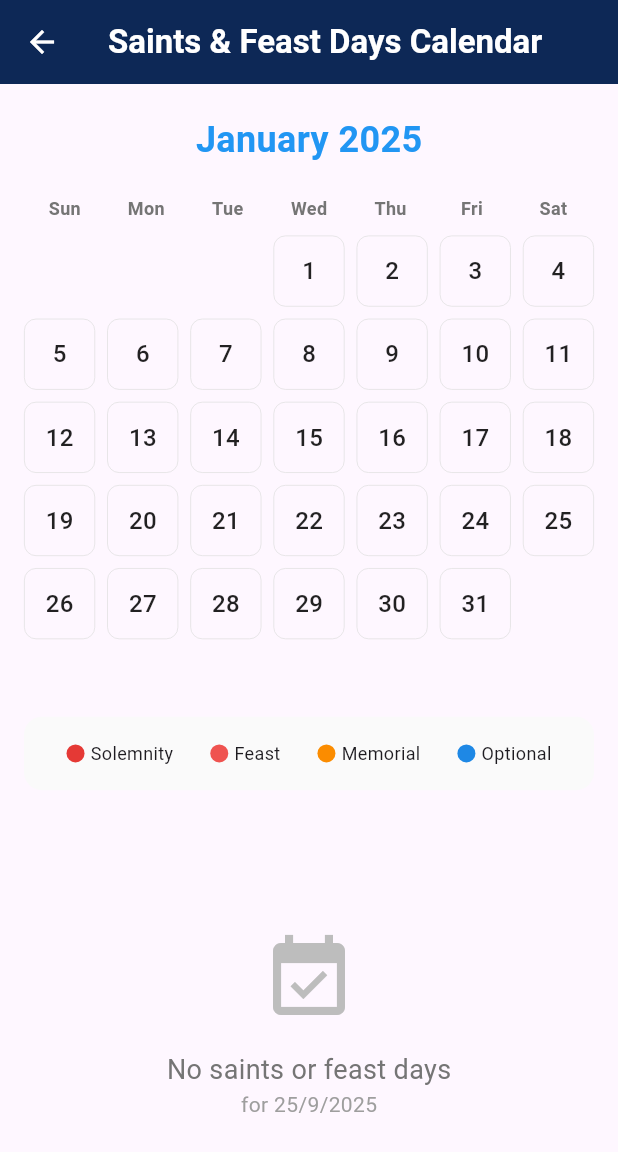
After one commit to joe2sure/Faith-App, a Flutter app: the SaintsCalendarScreen screen opened directly, on a phone screen of 412 x 824 dp. The commit adds this screen. Shown: the top 1152 px of the screen. Run offline on Flutter 3.47's test engine with Material 3 defaults, Android fonts, the phone set to English and light mode, and no system bars; our stand-ins replace carousel_slider, font_awesome_flutter, glass; network calls fail.

Commit message:
fix: faith dashboard screens && ui

```diff
--- /dev/null
+++ b/lib/screens/ui/faith/dashboard_view_all/saint_feast_calender_screen.dart
@@ -0,0 +1,390 @@
+import 'package:flutter/material.dart';
+import 'package:church_app/common/constants.dart';
+import 'package:church_app/screens/ui/faith/dashboard_detail/dashboard_read_biography.dart';
+
+class SaintsCalendarScreen extends StatefulWidget {
+  const SaintsCalendarScreen({super.key});
+
+  @override
+  State<SaintsCalendarScreen> createState() => _SaintsCalendarScreenState();
+}
+
+class _SaintsCalendarScreenState extends State<SaintsCalendarScreen> {
+  DateTime selectedDate = DateTime.now();
+  DateTime focusedDay = DateTime.now();
+  PageController pageController = PageController();
+  int currentMonthIndex = DateTime.now().month - 1;
+
+  final List<String> months = [
+    'January', 'February', 'March', 'April', 'May', 'June',
+    'July', 'August', 'September', 'October', 'November', 'December'
+  ];
+
+  // Sample saints data - in a real app, this would come from a database
+  final Map<String, List<Map<String, String>>> saintsData = {
+    '2024-01-01': [
+      {'name': 'Mary, Mother of God', 'type': 'Solemnity', 'color': 'red'}
+    ],
+    '2024-01-03': [
+      {'name': 'Most Holy Name of Jesus', 'type': 'Optional Memorial', 'color': 'blue'}
+    ],
+    '2024-08-09': [
+      {'name': 'St. Teresa Benedicta', 'type': 'Memorial', 'color': 'orange'}
+    ],
+    '2024-08-10': [
+      {'name': 'St. Lawrence', 'type': 'Feast', 'color': 'red'}
+    ],
+    '2024-08-15': [
+      {'name': 'Assumption of the Blessed Virgin Mary', 'type': 'Solemnity', 'color': 'red'}
+    ],
+    '2024-12-25': [
+      {'name': 'Nativity of the Lord', 'type': 'Solemnity', 'color': 'red'}
+    ],
+  };
+
+  Color getColorForType(String type) {
+    switch (type.toLowerCase()) {
+      case 'solemnity':
+        return Colors.red.shade600;
+      case 'feast':
+        return Colors.red.shade400;
+      case 'memorial':
+        return Colors.orange.shade600;
+      case 'optional memorial':
+        return Colors.blue.shade600;
+      default:
+        return Colors.grey.shade600;
+    }
+  }
+
+  List<Map<String, String>> getSaintsForDate(DateTime date) {
+    final dateKey = '${date.year}-${date.month.toString().padLeft(2, '0')}-${date.day.toString().padLeft(2, '0')}';
+    return saintsData[dateKey] ?? [];
+  }
+
+  Widget buildCalendarGrid(int monthIndex) {
+    final year = DateTime.now().year;
+    final month = monthIndex + 1;
+    final firstDayOfMonth = DateTime(year, month, 1);
+    final lastDayOfMonth = DateTime(year, month + 1, 0);
+    final firstWeekday = firstDayOfMonth.weekday;
+    final daysInMonth = lastDayOfMonth.day;
+
+    return Column(
+      children: [
+        // Month header
+        Padding(
+          padding: const EdgeInsets.symmetric(vertical: 20, horizontal: 16),
+          child: Text(
+            '${months[monthIndex]} $year',
+            style: const TextStyle(
+              fontSize: 24,
+              fontWeight: FontWeight.bold,
+              color: Colors.blue,
+            ),
+          ),
+        ),
+
+        // Days of week header
+        Padding(
+          padding: const EdgeInsets.symmetric(horizontal: 16),
+          child: Row(
+            children: ['Sun', 'Mon', 'Tue', 'Wed', 'Thu', 'Fri', 'Sat']
+                .map((day) => Expanded(
+                      child: Center(
+                        child: Text(
+                          day,
+                          style: TextStyle(
+                            fontWeight: FontWeight.w600,
+                            color: Colors.grey.shade600,
+                            fontSize: 12,
+                          ),
+                        ),
+                      ),
+                    ))
+                .toList(),
+          ),
+        ),
+
+        const SizedBox(height: 10),
+
+        // Calendar grid
+        Padding(
+          padding: const EdgeInsets.symmetric(horizontal: 16),
+          child: GridView.builder(
+            shrinkWrap: true,
+            physics: const NeverScrollableScrollPhysics(),
+            gridDelegate: const SliverGridDelegateWithFixedCrossAxisCount(
+              crossAxisCount: 7,
+              childAspectRatio: 1,
+              mainAxisSpacing: 8,
+              crossAxisSpacing: 8,
+            ),
+            itemCount: 42, // 6 weeks × 7 days
+            itemBuilder: (context, index) {
+              final dayOffset = index - (firstWeekday % 7);
+              final day = dayOffset + 1;
+
+              if (day < 1 || day > daysInMonth) {
+                return Container(); // Empty cell
+              }
+
+              final currentDate = DateTime(year, month, day);
+              final saints = getSaintsForDate(currentDate);
+              final isToday = currentDate.day == DateTime.now().day &&
+                             currentDate.month == DateTime.now().month &&
+                             currentDate.year == DateTime.now().year;
+              final isSelected = currentDate.day == selectedDate.day &&
+                               currentDate.month == selectedDate.month &&
+                               currentDate.year == selectedDate.year;
+
+              return GestureDetector(
+                onTap: () {
+                  setState(() {
+                    selectedDate = currentDate;
+                  });
+                },
+                child: Container(
+                  decoration: BoxDecoration(
+                    color: isSelected
+                        ? Colors.blue.shade100
+                        : saints.isNotEmpty
+                            ? getColorForType(saints.first['type']!).withOpacity(0.1)
+                            : Colors.transparent,
+                    border: isToday
+                        ? Border.all(color: Colors.blue, width: 2)
+                        : saints.isNotEmpty
+                            ? Border.all(color: getColorForType(saints.first['type']!), width: 1)
+                            : Border.all(color: Colors.grey.shade300, width: 0.5),
+                    borderRadius: BorderRadius.circular(8),
+                  ),
+                  child: Column(
+                    mainAxisAlignment: MainAxisAlignment.center,
+                    children: [
+                      Text(
+                        day.toString(),
+                        style: TextStyle(
+                          fontWeight: isToday ? FontWeight.bold : FontWeight.w500,
+                          color: saints.isNotEmpty
+                              ? getColorForType(saints.first['type']!)
+                              : Colors.black87,
+                          fontSize: 16,
+                        ),
+                      ),
+                      if (saints.isNotEmpty)
+                        Container(
+                          width: 4,
+                          height: 4,
+                          margin: const EdgeInsets.only(top: 2),
+                          decoration: BoxDecoration(
+                            color: getColorForType(saints.first['type']!),
+                            shape: BoxShape.circle,
+                          ),
+                        ),
+                    ],
+                  ),
+                ),
+              );
+            },
+          ),
+        ),
+      ],
+    );
+  }
+
+  @override
+  Widget build(BuildContext context) {
+    final selectedSaints = getSaintsForDate(selectedDate);
+
+    return Scaffold(
+      appBar: const AppTopBar(
+        title: 'Saints & Feast Days Calendar',
+        showBackButton: true,
+      ),
+      body: Column(
+        children: [
+          // Calendar section
+          Expanded(
+            flex: 3,
+            child: PageView.builder(
+              controller: pageController,
+              onPageChanged: (index) {
+                setState(() {
+                  currentMonthIndex = index;
+                });
+              },
+              itemCount: 12,
+              itemBuilder: (context, index) {
+                return SingleChildScrollView(
+                  child: buildCalendarGrid(index),
+                );
+              },
+            ),
+          ),
+
+          // Legend
+          Container(
+            padding: const EdgeInsets.all(16),
+            margin: const EdgeInsets.symmetric(horizontal: 16),
+            decoration: BoxDecoration(
+              color: Colors.grey.shade50,
+              borderRadius: BorderRadius.circular(12),
+            ),
+            child: Row(
+              mainAxisAlignment: MainAxisAlignment.spaceAround,
+              children: [
+                _buildLegendItem('Solemnity', Colors.red.shade600),
+                _buildLegendItem('Feast', Colors.red.shade400),
+                _buildLegendItem('Memorial', Colors.orange.shade600),
+                _buildLegendItem('Optional', Colors.blue.shade600),
+              ],
+            ),
+          ),
+
+          const SizedBox(height: 16),
+
+          // Selected date details
+          Expanded(
+            flex: 2,
+            child: Container(
+              width: double.infinity,
+              padding: const EdgeInsets.all(16),
+              child: selectedSaints.isNotEmpty
+                  ? Column(
+                      crossAxisAlignment: CrossAxisAlignment.start,
+                      children: [
+                        Text(
+                          'Selected Date: ${selectedDate.day}/${selectedDate.month}/${selectedDate.year}',
+                          style: const TextStyle(
+                            fontSize: 16,
+                            fontWeight: FontWeight.w600,
+                            color: Colors.blue,
+                          ),
+                        ),
+                        const SizedBox(height: 16),
+                        Expanded(
+                          child: ListView.builder(
+                            itemCount: selectedSaints.length,
+                            itemBuilder: (context, index) {
+                              final saint = selectedSaints[index];
+                              return Card(
+                                margin: const EdgeInsets.only(bottom: 12),
+                                elevation: 2,
+                                shape: RoundedRectangleBorder(
+                                  borderRadius: BorderRadius.circular(12),
+                                ),
+                                child: ListTile(
+                                  leading: Container(
+                                    width: 50,
+                                    height: 50,
+                                    decoration: BoxDecoration(
+                                      color: getColorForType(saint['type']!).withOpacity(0.1),
+                                      borderRadius: BorderRadius.circular(25),
+                                    ),
+                                    child: Icon(
+                                      Icons.person,
+                                      color: getColorForType(saint['type']!),
+                                    ),
+                                  ),
+                                  title: Text(
+                                    saint['name']!,
+                                    style: const TextStyle(
+                                      fontWeight: FontWeight.bold,
+                                      fontSize: 16,
+                                    ),
+                                  ),
+                                  subtitle: Text(
+                                    saint['type']!,
+                                    style: TextStyle(
+                                      color: getColorForType(saint['type']!),
+                                      fontWeight: FontWeight.w500,
+                                    ),
+                                  ),
+                                  trailing: ElevatedButton(
+                                    onPressed: () {
+                                      Navigator.push(
+                                        context,
+                                        MaterialPageRoute(
+                                          builder: (context) => SaintBiographyScreen(
+                                            saintName: saint['name']!,
+                                            feastDay: '${selectedDate.day}/${selectedDate.month}',
+                                          ),
+                                        ),
+                                      );
+                                    },
+                                    style: ElevatedButton.styleFrom(
+                                      backgroundColor: getColorForType(saint['type']!),
+                                      shape: RoundedRectangleBorder(
+                                        borderRadius: BorderRadius.circular(8),
+                                      ),
+                                    ),
+                                    child: const Text(
+                                      'Read More',
+                                      style: TextStyle(
+                                        color: Colors.white,
+                                        fontSize: 12,
+                                      ),
+                                    ),
+                                  ),
+                                ),
+                              );
+                            },
+                          ),
+                        ),
+                      ],
+                    )
+                  : Center(
+                      child: Column(
+                        mainAxisAlignment: MainAxisAlignment.center,
+                        children: [
+                          Icon(
+                            Icons.event_available,
+                            size: 64,
+                            color: Colors.grey.shade400,
+                          ),
+                          const SizedBox(height: 16),
+                          Text(
+                            'No saints or feast days',
+                            style: TextStyle(
+                              fontSize: 18,
+                              color: Colors.grey.shade600,
+                            ),
+                          ),
+                          Text(
+                            'for ${selectedDate.day}/${selectedDate.month}/${selectedDate.year}',
+                            style: TextStyle(
+                              fontSize: 14,
+                              color: Colors.grey.shade500,
+                            ),
+                          ),
+                        ],
+                      ),
+                    ),
+            ),
+          ),
+        ],
+      ),
+    );
+  }
+
+  Widget _buildLegendItem(String label, Color color) {
+    return Row(
+      mainAxisSize: MainAxisSize.min,
+      children: [
+        Container(
+          width: 12,
+          height: 12,
+          decoration: BoxDecoration(
+            color: color,
+            shape: BoxShape.circle,
+          ),
+        ),
+        const SizedBox(width: 4),
+        Text(
+          label,
+          style: const TextStyle(fontSize: 12),
+        ),
+      ],
+    );
+  }
+}
```
Also changed, not shown: lib/screens/dashboards/dashboard.dart (+97 -195 lines).
